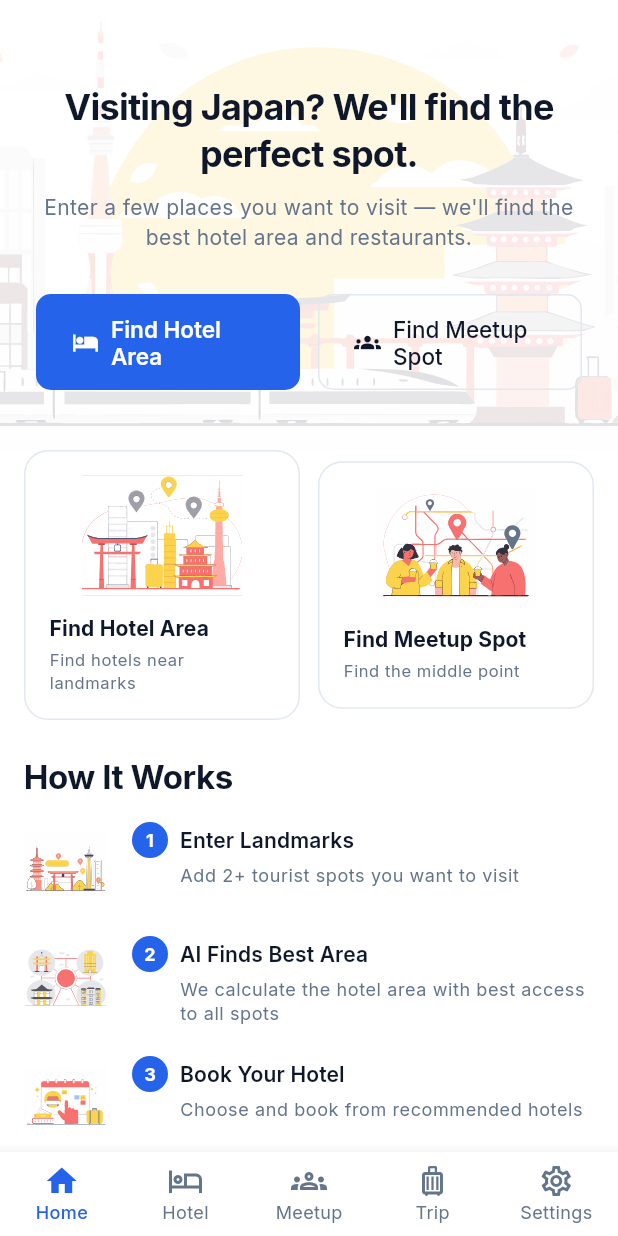
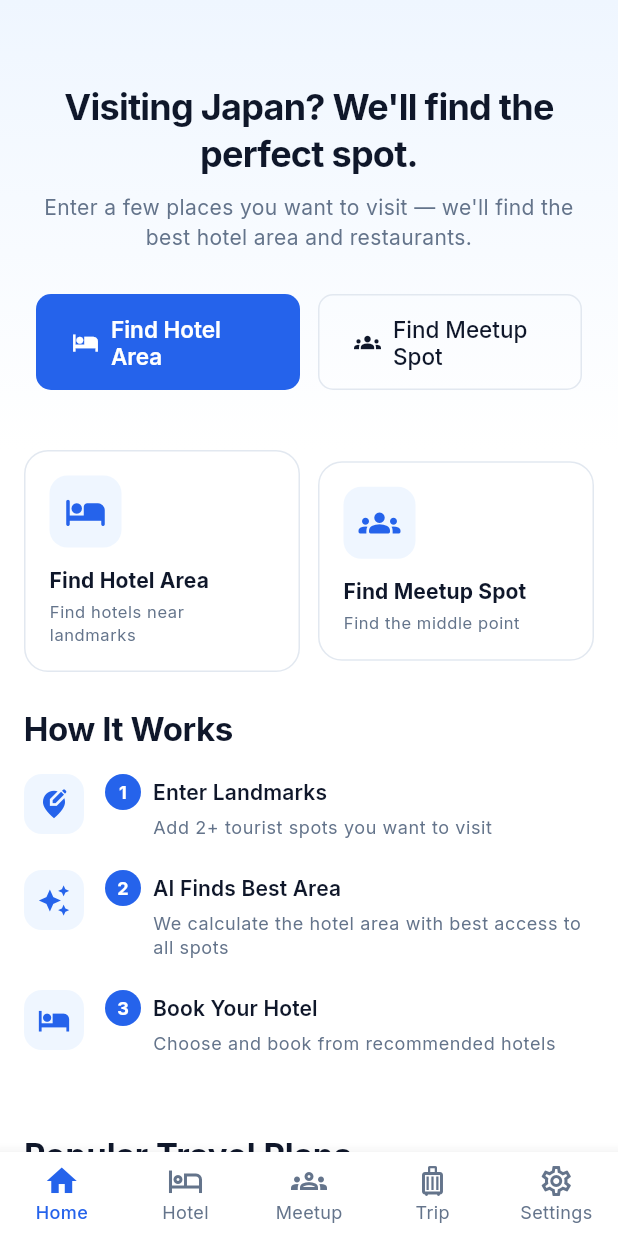
Before and after one commit to limch998-kyo/norigo-app, a Flutter app: the screen it shows after launch, on a phone screen of 412 x 824 dp. Run offline on Flutter 3.47's test engine with Material 3 defaults, Android fonts, the phone set to English and light mode, and no system bars; our stand-ins replace cached_network_image, dio, flutter_map, flutter_riverpod, latlong2, shared_preferences; network calls fail.

Commit message:
perf: replace SVG illustrations with Material Icons for instant rendering
- Remove SVG parsing from home screen (was ~500KB XML on startup)
- Hero: gradient background instead of hero-bg.svg
- Service cards: Material Icons instead of service-stay/meetup.svg
- How It Works: Material Icons instead of stay-step1~3.svg
- App size: 22.7MB -> 22.2MB
- Startup rendering is now instant (no SVG parse delay)
- SVG assets kept for potential future use but not loaded on startup

Co-Authored-By: Claude Opus 4.6 (1M context) <noreply@anthropic.com>

```diff
--- a/lib/screens/home/home_screen.dart
+++ b/lib/screens/home/home_screen.dart
@@ -1,6 +1,5 @@
 import 'package:flutter/material.dart';
 import 'package:flutter_riverpod/flutter_riverpod.dart';
-import 'package:flutter_svg/flutter_svg.dart';
 import '../../l10n/app_localizations.dart';
 import '../../providers/app_providers.dart';
 import '../../providers/stay_provider.dart';
@@ -25,22 +24,19 @@ class HomeScreen extends ConsumerWidget {
       child: Column(
         crossAxisAlignment: CrossAxisAlignment.stretch,
         children: [
-          // ── Hero Section with SVG background ──
-          Stack(
-            children: [
-              // Background illustration
-              Positioned.fill(
-                child: Opacity(
-                  opacity: 0.15,
-                  child: SvgPicture.asset(
-                    'assets/images/illustrations/hero-bg.svg',
-                    fit: BoxFit.cover,
-                  ),
-                ),
+          // ── Hero Section ──
+          Container(
+            padding: const EdgeInsets.fromLTRB(24, 56, 24, 40),
+            decoration: BoxDecoration(
+              gradient: LinearGradient(
+                begin: Alignment.topCenter,
+                end: Alignment.bottomCenter,
+                colors: [
+                  AppTheme.primaryBg,
+                  theme.colorScheme.surface,
+                ],
               ),
-              // Content
-              Container(
-                padding: const EdgeInsets.fromLTRB(24, 56, 24, 40),
+            ),
                 child: Column(
                   children: [
                     Text(
@@ -84,8 +80,6 @@ class HomeScreen extends ConsumerWidget {
                     ),
                   ],
                 ),
-              ),
-            ],
           ),
 
           // ── Service Cards with illustrations ──
@@ -95,7 +89,7 @@ class HomeScreen extends ConsumerWidget {
               children: [
                 Expanded(
                   child: _ServiceCard(
-                    illustration: 'assets/images/illustrations/service-stay.svg',
+                    icon: Icons.hotel_rounded,
                     label: l10n.staySearchTitle,
                     subtitle: locale == 'ja'
                         ? '観光地からホテルを探す'
@@ -108,7 +102,7 @@ class HomeScreen extends ConsumerWidget {
                 const SizedBox(width: 12),
                 Expanded(
                   child: _ServiceCard(
-                    illustration: 'assets/images/illustrations/service-meetup.svg',
+                    icon: Icons.groups_rounded,
                     label: l10n.meetupTitle,
                     subtitle: locale == 'ja'
                         ? 'みんなの中間地点'
@@ -203,13 +197,13 @@ class HomeScreen extends ConsumerWidget {
 }
 
 class _ServiceCard extends StatelessWidget {
-  final String illustration;
+  final IconData icon;
   final String label;
   final String subtitle;
   final VoidCallback onTap;
 
   const _ServiceCard({
-    required this.illustration,
+    required this.icon,
     required this.label,
     required this.subtitle,
     required this.onTap,
@@ -231,13 +225,13 @@ class _ServiceCard extends StatelessWidget {
         child: Column(
           crossAxisAlignment: CrossAxisAlignment.start,
           children: [
-            // Illustration
-            SizedBox(
-              height: 80,
-              child: SvgPicture.asset(
-                illustration,
-                fit: BoxFit.contain,
+            Container(
+              padding: const EdgeInsets.all(10),
+              decoration: BoxDecoration(
+                color: AppTheme.primaryBg,
+                borderRadius: BorderRadius.circular(12),
               ),
+              child: Icon(icon, size: 28, color: AppTheme.primary),
             ),
             const SizedBox(height: 12),
             Text(
@@ -288,16 +282,21 @@ class _HowItWorks extends StatelessWidget {
             child: Row(
               crossAxisAlignment: CrossAxisAlignment.start,
               children: [
-                // Step illustration
-                SizedBox(
-                  width: 56,
-                  height: 56,
-                  child: SvgPicture.asset(
-                    step['illustration']!,
-                    fit: BoxFit.contain,
+                // Step number badge
+                Container(
+                  width: 40,
+                  height: 40,
+                  decoration: BoxDecoration(
+                    color: AppTheme.primaryBg,
+                    borderRadius: BorderRadius.circular(12),
+                  ),
+                  child: Icon(
+                    [Icons.edit_location_alt, Icons.auto_awesome, Icons.hotel][i],
+                    size: 22,
+                    color: AppTheme.primary,
                   ),
                 ),
-                const SizedBox(width: 16),
+                const SizedBox(width: 14),
                 Expanded(
                   child: Column(
                     crossAxisAlignment: CrossAxisAlignment.start,
@@ -349,21 +348,21 @@ class _HowItWorks extends StatelessWidget {
     switch (locale) {
       case 'ja':
         return [
-          {'title': '観光地を入力', 'desc': '行きたい観光スポットを2つ以上入力', 'illustration': 'assets/images/illustrations/stay-step1.svg'},
-          {'title': 'AIが最適エリアを分析', 'desc': '全スポットへのアクセスが良いホテルエリアを算出', 'illustration': 'assets/images/illustrations/stay-step2.svg'},
-          {'title': 'ホテルを予約', 'desc': 'おすすめエリアからホテルを選んで予約', 'illustration': 'assets/images/illustrations/stay-step3.svg'},
+          {'title': '観光地を入力', 'desc': '行きたい観光スポットを2つ以上入力'},
+          {'title': 'AIが最適エリアを分析', 'desc': '全スポットへのアクセスが良いホテルエリアを算出'},
+          {'title': 'ホテルを予約', 'desc': 'おすすめエリアからホテルを選んで予約'},
         ];
       case 'ko':
         return [
-          {'title': '관광지 입력', 'desc': '가고 싶은 관광지를 2개 이상 입력', 'illustration': 'assets/images/illustrations/stay-step1.svg'},
-          {'title': 'AI가 최적 지역 분석', 'desc': '모든 관광지에 접근하기 좋은 호텔 지역 계산', 'illustration': 'assets/images/illustrations/stay-step2.svg'},
-          {'title': '호텔 예약', 'desc': '추천 지역에서 호텔을 골라 예약', 'illustration': 'assets/images/illustrations/stay-step3.svg'},
+          {'title': '관광지 입력', 'desc': '가고 싶은 관광지를 2개 이상 입력'},
+          {'title': 'AI가 최적 지역 분석', 'desc': '모든 관광지에 접근하기 좋은 호텔 지역 계산'},
+          {'title': '호텔 예약', 'desc': '추천 지역에서 호텔을 골라 예약'},
         ];
       default:
         return [
-          {'title': 'Enter Landmarks', 'desc': 'Add 2+ tourist spots you want to visit', 'illustration': 'assets/images/illustrations/stay-step1.svg'},
-          {'title': 'AI Finds Best Area', 'desc': 'We calculate the hotel area with best access to all spots', 'illustration': 'assets/images/illustrations/stay-step2.svg'},
-          {'title': 'Book Your Hotel', 'desc': 'Choose and book from recommended hotels', 'illustration': 'assets/images/illustrations/stay-step3.svg'},
+          {'title': 'Enter Landmarks', 'desc': 'Add 2+ tourist spots you want to visit'},
+          {'title': 'AI Finds Best Area', 'desc': 'We calculate the hotel area with best access to all spots'},
+          {'title': 'Book Your Hotel', 'desc': 'Choose and book from recommended hotels'},
         ];
     }
   }
```
